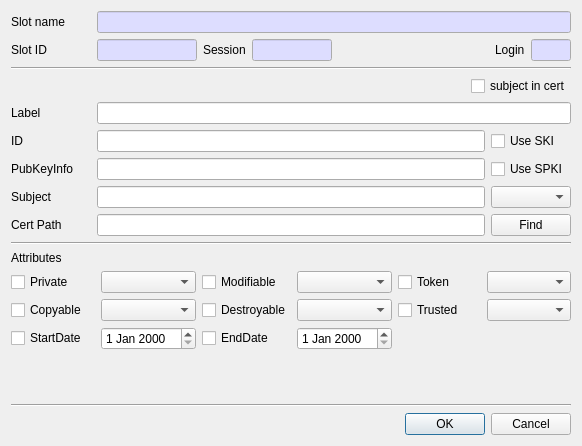
Qt form CryptokiMan/import_cert_dlg.ui (jykim74/CryptokiMan) before a commit.
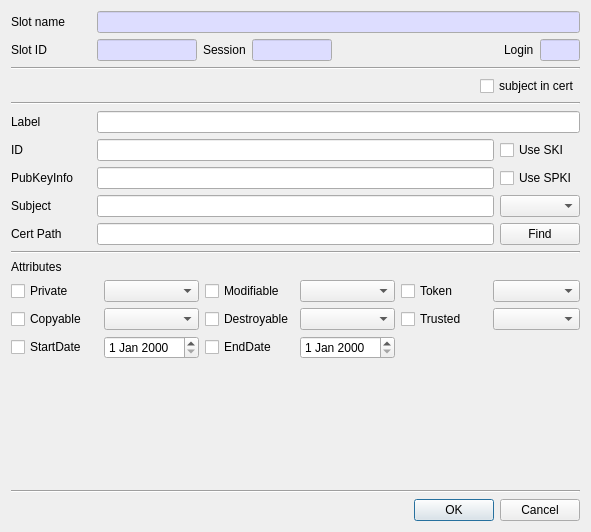
The same form after that commit.

```diff
--- a/CryptokiMan/import_cert_dlg.ui
+++ b/CryptokiMan/import_cert_dlg.ui
@@ -6,8 +6,8 @@
    <rect>
     <x>0</x>
     <y>0</y>
-    <width>582</width>
-    <height>446</height>
+    <width>591</width>
+    <height>532</height>
    </rect>
   </property>
   <property name="windowTitle">
@@ -290,6 +290,13 @@
      </item>
     </layout>
    </item>
+   <item>
+    <widget class="Line" name="line">
+     <property name="orientation">
+      <enum>Qt::Horizontal</enum>
+     </property>
+    </widget>
+   </item>
    <item>
     <layout class="QGridLayout" name="gridLayout_2">
      <item row="4" column="0">
```
